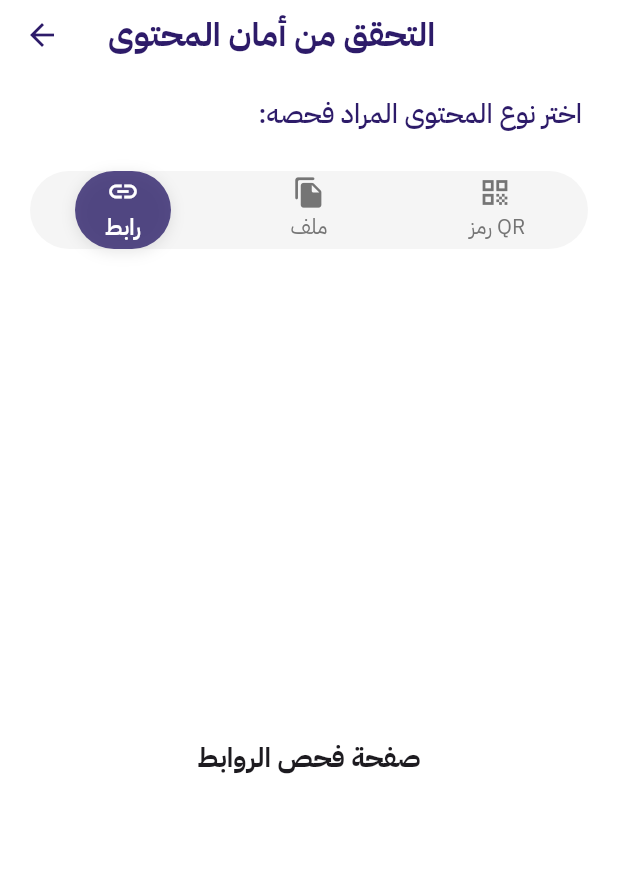
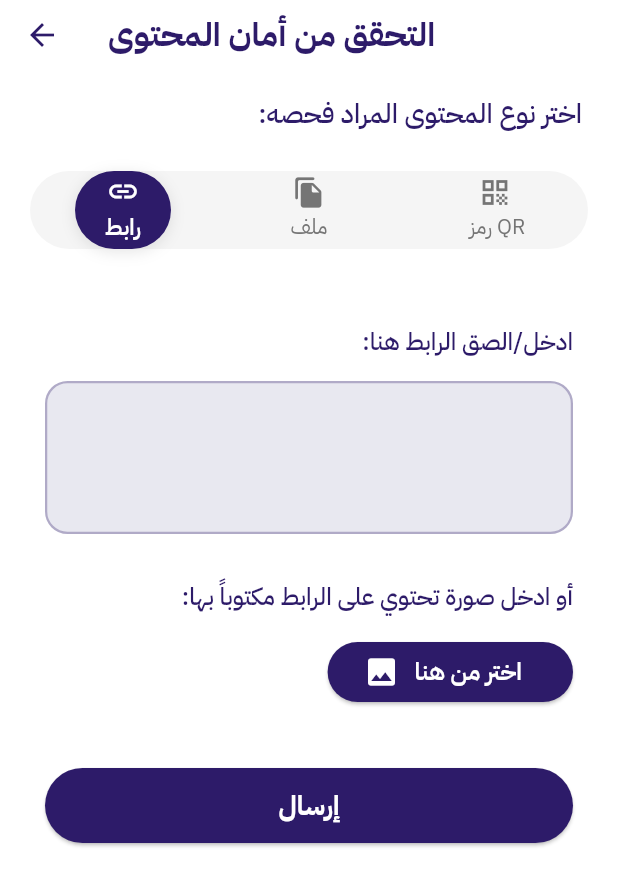
Before and after one commit to hadeelbjs/2025_GP_6, a Flutter app: the ContentScanScreen screen opened by its route, on a phone screen of 412 x 824 dp. Shown: the top 886 px of the screen. Run offline on Flutter 3.47's test engine with Material 3 defaults, Android fonts, the phone set to English and light mode, and no system bars; our stand-ins replace file_picker, fixnum, flutter_dotenv, flutter_secure_storage, flutter_svg, google_fonts and 6 more; missing offline and left inert: app_settings, libsignal_protocol_dart; accounts and stored records are empty; project files that could hold a hidden picture were left out.

Commit message:
Added: finished content scanning UIs

```diff
--- a/mobile/lib/features/services_hub/screens/content_scan.dart
+++ b/mobile/lib/features/services_hub/screens/content_scan.dart
@@ -1,6 +1,12 @@
+import 'dart:math';
+
 import 'package:flutter/material.dart';
 import '../../../core/constants/colors.dart';
-
+import 'package:image_picker/image_picker.dart';
+import 'dart:io';
+import 'qr_scan.dart';
+import 'file_scan.dart';
+import 'links_scan.dart';
 class ContentScanScreen extends StatelessWidget {
   const ContentScanScreen({Key? key}) : super(key: key);
 
@@ -59,7 +65,7 @@ class ContentScanScreen extends StatelessWidget {
 
                 // الـ Indicator (الخلفية المتحركة)
                 indicator: BoxDecoration(
-                  color: const Color.fromARGB(198, 40, 27, 103),
+                  color:  AppColors.primary,
                   borderRadius: BorderRadius.circular(30),
                   boxShadow: [
                     BoxShadow(
@@ -133,60 +139,3 @@ class ContentScanScreen extends StatelessWidget {
     );
   }
 }
-
-//شاشة الروابط
-class LinksScreen extends StatelessWidget {
-  const LinksScreen({Key? key}) : super(key: key);
-
-  @override
-  Widget build(BuildContext context) {
-    return const Center(
-      child: Text(
-        'صفحة فحص الروابط',
-        style: TextStyle(
-          fontFamily: 'IBMPlexSansArabic',
-          fontWeight: FontWeight.bold,
-          fontSize: 18,
-        ),
-      ),
-    );
-  }
-}
-
-//شاشة الملفات
-class FilesScreen extends StatelessWidget {
-  const FilesScreen({Key? key}) : super(key: key);
-
-  @override
-  Widget build(BuildContext context) {
-    return const Center(
-      child: Text(
-        'صفحة فحص الملفات',
-        style: TextStyle(
-          fontFamily: 'IBMPlexSansArabic',
-          fontWeight: FontWeight.bold,
-          fontSize: 18,
-        ),
-      ),
-    );
-  }
-}
-
-// شاشة QR
-class QRScreen extends StatelessWidget {
-  const QRScreen({Key? key}) : super(key: key);
-
-  @override
-  Widget build(BuildContext context) {
-    return const Center(
-      child: Text(
-        'صفحة فحص رموز QR',
-        style: TextStyle(
-          fontFamily: 'IBMPlexSansArabic',
-          fontWeight: FontWeight.bold,
-          fontSize: 18,
-        ),
-      ),
-    );
-  }
-}
--- /dev/null
+++ b/mobile/lib/features/services_hub/screens/links_scan.dart
@@ -0,0 +1,324 @@
+import 'package:flutter/material.dart';
+import '../../../../core/constants/colors.dart';
+import 'package:image_picker/image_picker.dart';
+import 'dart:io';
+
+class LinksScreen extends StatefulWidget {
+  const LinksScreen({Key? key}) : super(key: key);
+
+  @override
+  State<LinksScreen> createState() => _LinksScreenState();
+}
+
+class _LinksScreenState extends State<LinksScreen> {
+  final ImagePicker _picker = ImagePicker();
+  final TextEditingController _linkController = TextEditingController();
+  File? _selectedFile;
+
+  @override
+  void dispose() {
+    _linkController.dispose();
+    super.dispose();
+  }
+
+  // حذف الصورة
+  void _removeImage() {
+    setState(() {
+      _selectedFile = null;
+    });
+  }
+
+  // منطق الفحص
+  void _handleScan() {
+    if (_linkController.text.isNotEmpty || _selectedFile != null) {
+      ScaffoldMessenger.of(context).showSnackBar(
+        const SnackBar(
+          content: Text('جاري فحص الرابط...'),
+          backgroundColor: Colors.green,
+        ),
+      );
+      // هنا تضع منطق الفحص الفعلي
+    } else {
+      ScaffoldMessenger.of(context).showSnackBar(
+        const SnackBar(
+          content: Text('الرجاء إدخال رابط أو اختيار صورة'),
+          backgroundColor: Colors.red,
+        ),
+      );
+    }
+  }
+
+  // اختيار صورة
+  Future<void> pickImage() async {
+    showModalBottomSheet(
+      context: context,
+      shape: const RoundedRectangleBorder(
+        borderRadius: BorderRadius.vertical(top: Radius.circular(20)),
+      ),
+      builder: (BuildContext context) {
+        return SafeArea(
+          child: Padding(
+            padding: const EdgeInsets.all(20),
+            child: Column(
+              mainAxisSize: MainAxisSize.min,
+              children: [
+                const Text(
+                  'اختر مصدر الصورة',
+                  style: TextStyle(
+                    fontSize: 18,
+                    fontWeight: FontWeight.bold,
+                    fontFamily: 'IBMPlexSansArabic',
+                  ),
+                ),
+                const SizedBox(height: 20),
+
+                // خيار الكاميرا
+                ListTile(
+                  leading: const Icon(Icons.camera_alt, color: AppColors.primary, size: 30),
+                  title: const Text(
+                    'الكاميرا',
+                    style: TextStyle(
+                      fontFamily: 'IBMPlexSansArabic',
+                      fontSize: 16,
+                    ),
+                  ),
+                  onTap: () async {
+                    Navigator.pop(context);
+                    final XFile? pickedFile = await _picker.pickImage(
+                      source: ImageSource.camera,
+                      imageQuality: 80,
+                    );
+                    if (pickedFile != null) {
+                      setState(() {
+                        _selectedFile = File(pickedFile.path);
+                      });
+                    }
+                  },
+                ),
+
+                const Divider(),
+
+                // خيار المعرض
+                ListTile(
+                  leading: const Icon(Icons.photo_library, color: AppColors.primary, size: 30),
+                  title: const Text(
+                    'الألبوم',
+                    style: TextStyle(
+                      fontFamily: 'IBMPlexSansArabic',
+                      fontSize: 16,
+                    ),
+                  ),
+                  onTap: () async {
+                    Navigator.pop(context);
+                    final XFile? pickedFile = await _picker.pickImage(
+                      source: ImageSource.gallery,
+                      imageQuality: 80,
+                    );
+                    if (pickedFile != null) {
+                      setState(() {
+                        _selectedFile = File(pickedFile.path);
+                      });
+                    }
+                  },
+                ),
+
+                const SizedBox(height: 10),
+
+                // زر الإلغاء
+                TextButton(
+                  onPressed: () => Navigator.pop(context),
+                  child: const Text(
+                    'إلغاء',
+                    style: TextStyle(
+                      color: Colors.red,
+                      fontFamily: 'IBMPlexSansArabic',
+                      fontSize: 16,
+                    ),
+                  ),
+                ),
+              ],
+            ),
+          ),
+        );
+      },
+    );
+  }
+
+  @override
+  Widget build(BuildContext context) {
+    return Directionality(
+      textDirection: TextDirection.rtl,
+      child: SingleChildScrollView(
+        child: Padding(
+          padding: const EdgeInsets.symmetric(horizontal: 30),
+          child: Column(
+            mainAxisAlignment: MainAxisAlignment.start,
+            crossAxisAlignment: CrossAxisAlignment.start,
+            children: [
+              const SizedBox(height: 30),
+
+              // العنوان الأول
+              const Text(
+                "ادخل/الصق الرابط هنا:",
+                textAlign: TextAlign.right,
+                style: TextStyle(
+                  fontSize: 16,
+                  color: AppColors.primary,
+                  fontFamily: "IBMPlexSansArabic",
+                  fontWeight: FontWeight.w500,
+                ),
+              ),
+
+              const SizedBox(height: 15),
+
+              // حقل إدخال الرابط
+              Container(
+                decoration: BoxDecoration(
+                  color: const Color(0xFFE8E8F0),
+                  borderRadius: BorderRadius.circular(15),
+                  border: Border.all(
+                    color: AppColors.primary.withOpacity(0.3),
+                    width: 1.5,
+                  ),
+                ),
+                child: TextField(
+                  controller: _linkController,
+                  textAlign: TextAlign.right,
+                  style: const TextStyle(
+                    fontFamily: 'IBMPlexSansArabic',
+                    fontSize: 15,
+                  ),
+                  maxLines: 3,
+                  decoration: const InputDecoration(
+                    hintText: '',
+                    border: InputBorder.none,
+                    contentPadding: EdgeInsets.symmetric(
+                      horizontal: 20,
+                      vertical: 15,
+                    ),
+                  ),
+                ),
+              ),
+
+              const SizedBox(height: 30),
+
+              // النص الثاني
+              const Text(
+                "أو ادخل صورة تحتوي على الرابط مكتوباً بها:",
+                textAlign: TextAlign.right,
+                style: TextStyle(
+                  fontSize: 16,
+                  color: AppColors.primary,
+                  fontFamily: "IBMPlexSansArabic",
+                  fontWeight: FontWeight.w500,
+                ),
+              ),
+
+              const SizedBox(height: 15),
+
+              // عرض الصورة المختارة
+              if (_selectedFile != null)
+                Container(
+                  margin: const EdgeInsets.only(bottom: 15),
+                  height: 150,
+                  width: double.infinity,
+                  decoration: BoxDecoration(
+                    borderRadius: BorderRadius.circular(15),
+                    border: Border.all(
+                      color: AppColors.primary.withOpacity(0.3),
+                      width: 2,
+                    ),
+                  ),
+                  child: Stack(
+                    children: [
+                      ClipRRect(
+                        borderRadius: BorderRadius.circular(15),
+                        child: Image.file(
+                          _selectedFile!,
+                          width: double.infinity,
+                          height: double.infinity,
+                          fit: BoxFit.cover,
+                        ),
+                      ),
+                      Positioned(
+                        top: 5,
+                        left: 5,
+                        child: IconButton(
+                          onPressed: _removeImage,
+                          icon: const Icon(Icons.close, color: Colors.white),
+                          style: IconButton.styleFrom(
+                            backgroundColor: Colors.red,
+                            padding: const EdgeInsets.all(8),
+                          ),
+                        ),
+                      ),
+                    ],
+                  ),
+                ),
+
+              // زر اختيار الصورة
+              SizedBox(
+                child: ElevatedButton(
+                  style: ElevatedButton.styleFrom(
+                    backgroundColor: AppColors.primary,
+                    foregroundColor: Colors.white,
+                    shape: RoundedRectangleBorder(
+                      borderRadius: BorderRadius.circular(30),
+                    ),
+                  ),
+                  onPressed: pickImage,
+                  child: Row(
+                    mainAxisAlignment: MainAxisAlignment.center,
+                    mainAxisSize: MainAxisSize.min,
+                    children: const [
+                      SizedBox(width: 10),
+                      Text(
+                        'اختر من هنا',
+                        style: TextStyle(
+                          fontFamily: 'IBMPlexSansArabic',
+                          fontSize: 16,
+                          fontWeight: FontWeight.w600,
+                        ),
+                      ),
+                      SizedBox(width: 10),
+                      Icon(Icons.image, size: 24),
+                    ],
+                  ),
+                ),
+              ),
+
+              const SizedBox(height: 40),
+
+              // زر الإرسال
+              SizedBox(
+                width: double.infinity,
+                child: ElevatedButton(
+                  style: ElevatedButton.styleFrom(
+                    backgroundColor: AppColors.primary,
+                    foregroundColor: Colors.white,
+                    minimumSize: const Size(double.infinity, 50),
+                    shape: RoundedRectangleBorder(
+                      borderRadius: BorderRadius.circular(30),
+                    ),
+                  ),
+                  onPressed: _handleScan,
+                  child: const Text(
+                    'إرسال',
+                    style: TextStyle(
+                      color: Colors.white,
+                      fontFamily: "IBMPlexSansArabic",
+                      fontWeight: FontWeight.w700,
+                      fontSize: 18,
+                    ),
+                  ),
+                ),
+              ),
+
+              const SizedBox(height: 30),
+            ],
+          ),
+        ),
+      ),
+    );
+  }
+}
```
Also changed, not shown: mobile/lib/features/services_hub/screens/file_scan.dart (added, +96 -0 lines), mobile/lib/features/services_hub/screens/qr_scan.dart (added, +175 -0 lines).
